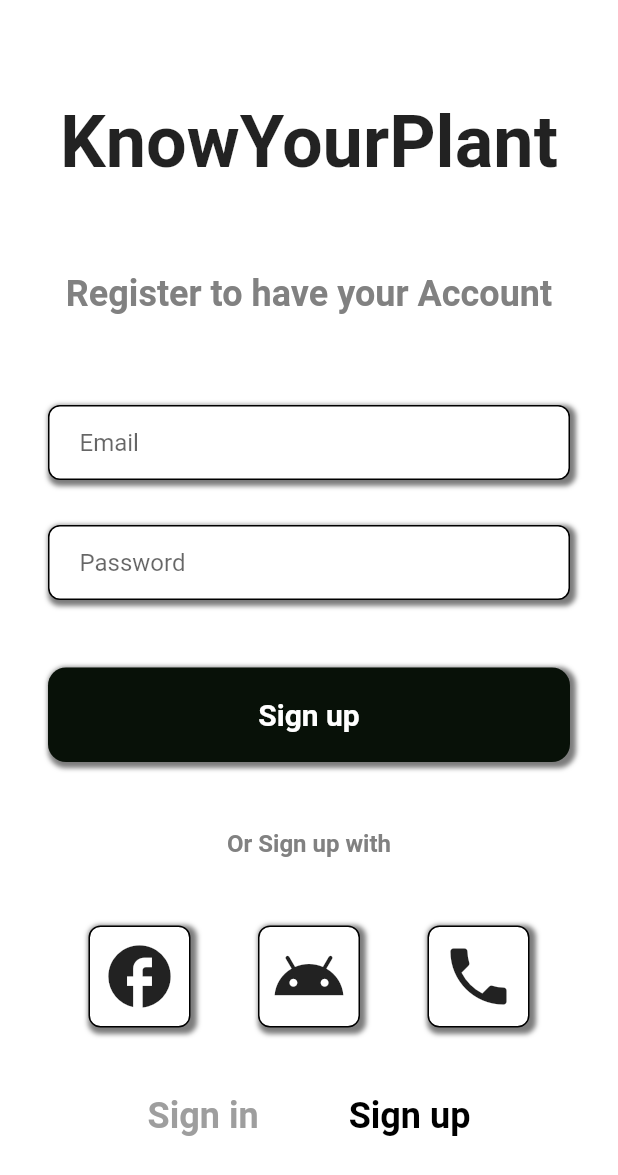
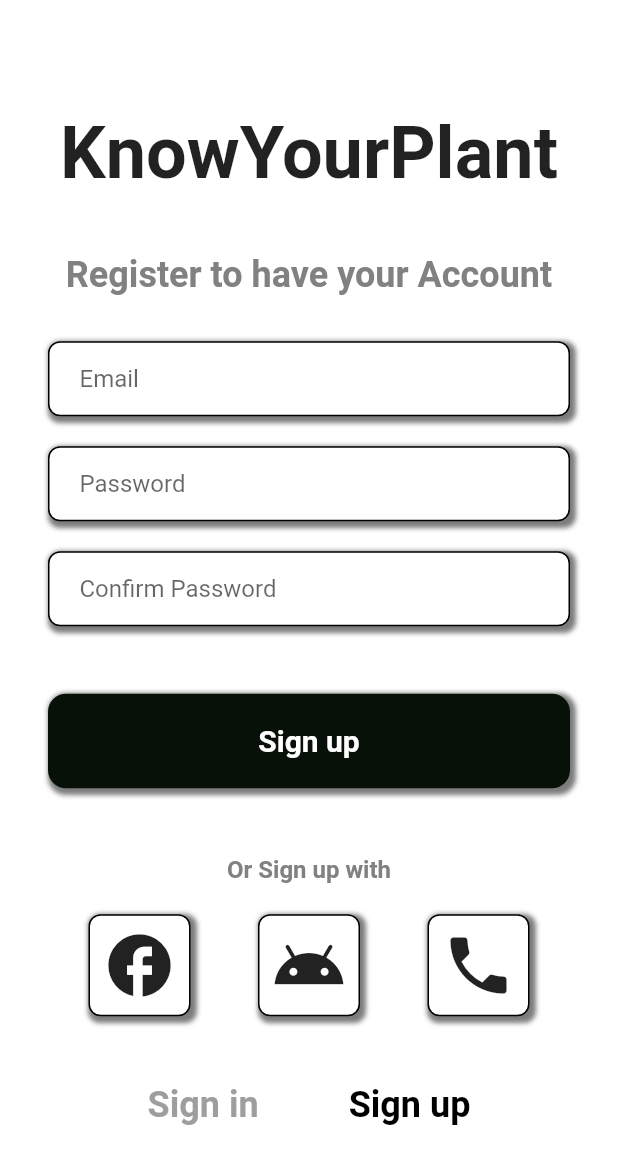
Before and after one commit to MSPR-Plant/A-rosa-je, a Flutter app: the Register screen opened directly with empty values, after a tap on "Sign up", on a phone screen of 412 x 824 dp. Shown: the top 1175 px of the screen. Run offline on Flutter 3.47's test engine with Material 2 defaults, Android fonts, the phone set to English and light mode, and no system bars; our stand-ins replace firebase_auth, firebase_core; accounts and stored records are empty; network calls fail.

Commit message:
Solving signup page problem + adding signup feature

```diff
--- a/lib/main.dart
+++ b/lib/main.dart
@@ -1,7 +1,7 @@
 import 'package:flutter/material.dart';
-import 'package:login_app/main_page.dart';
-import 'login.dart';
-import 'main_page.dart';
+import 'package:login_app/auth/main_page.dart';
+import 'pages/login.dart';
+import 'auth/main_page.dart';
 import 'package:firebase_core/firebase_core.dart';
 
 Future main() async{
--- a/lib/pages/login.dart
+++ b/lib/pages/login.dart
@@ -169,7 +169,7 @@ class _LoginState extends State<Login> {
                 ),
                 ),
 
-                SizedBox(height: 45),
+                SizedBox(height: 20),
                 //Icons
                 Row(
                   mainAxisAlignment: MainAxisAlignment.center,
--- a/lib/pages/register.dart
+++ b/lib/pages/register.dart
@@ -1,3 +1,4 @@
+import 'package:firebase_auth/firebase_auth.dart';
 import 'package:flutter/material.dart';
 
 class Register extends StatefulWidget {
@@ -13,18 +14,33 @@ class _RegisterState extends State<Register> {
   //controllers
   final _emailController = TextEditingController();
   final _passwordController = TextEditingController();
+  final _confirmPasswordController = TextEditingController();
 
   //disposing of the textfield for memory
   @override
   void dispose() {
     _emailController.dispose();
     _passwordController.dispose();
+    _confirmPasswordController.dispose();
     super.dispose();
   }
 
   //Sign up method
   Future signUp() async{
+    if (passwordIsConfirmed()) {
+      await FirebaseAuth.instance.createUserWithEmailAndPassword(
+      email: _emailController.text.trim(),
+      password: _passwordController.text.trim()
+      );
+    }
+  }
 
+  bool passwordIsConfirmed() {
+    if (_passwordController.text.trim() == _confirmPasswordController.text.trim()) {
+      return true;
+    }else {
+      return false;
+    }
   }
 
 
@@ -48,7 +64,7 @@ class _RegisterState extends State<Register> {
                     fontSize: 48,
                   ),),
 
-                  SizedBox(height: 60),
+                  SizedBox(height: 40),
                   //Logo
                   Text('Register to have your Account',
                   style: TextStyle(
@@ -58,7 +74,7 @@ class _RegisterState extends State<Register> {
                   ),
                   ),
 
-                  SizedBox(height: 60),
+                  SizedBox(height: 30),
                   //Email
                   Padding(
                     padding: const EdgeInsets.symmetric(horizontal: 32.0),
@@ -90,7 +106,7 @@ class _RegisterState extends State<Register> {
                     ),
                   ),
 
-                  SizedBox(height: 30),
+                  SizedBox(height: 20),
                   //Password
                   Padding(
                     padding: const EdgeInsets.symmetric(horizontal: 32.0),
@@ -115,6 +131,39 @@ class _RegisterState extends State<Register> {
                           obscureText: true,
                           decoration: InputDecoration(
                             hintText: 'Password',
+                            border: InputBorder.none,
+                          ),
+                        ),
+                      ),
+                    ),
+                  ),
+
+                  SizedBox(height: 20),
+
+                  //Confirm Password
+                  Padding(
+                    padding: const EdgeInsets.symmetric(horizontal: 32.0),
+                    child: Container(
+                      decoration: BoxDecoration(
+                        color: Colors.white,
+                        border: Border.all(color: Colors.black),
+                        borderRadius: BorderRadius.circular(8),
+                        boxShadow: [
+                          BoxShadow(
+                            color: Color.fromARGB(255, 124, 124, 124),
+                            spreadRadius: 2,
+                            blurRadius: 2,
+                            offset: Offset(2,2),
+                          ),
+                        ]
+                      ),
+                      child: Padding(
+                        padding: const EdgeInsets.only(left: 20.0),
+                        child: TextField(
+                          controller: _confirmPasswordController,
+                          obscureText: true,
+                          decoration: InputDecoration(
+                            hintText: 'Confirm Password',
                             border: InputBorder.none,
                           ),
                         ),
@@ -166,7 +215,7 @@ class _RegisterState extends State<Register> {
                   ),
                   ),
 
-                  SizedBox(height: 45),
+                  SizedBox(height: 20),
                   //Icons
                   Row(
                     mainAxisAlignment: MainAxisAlignment.center,
```
